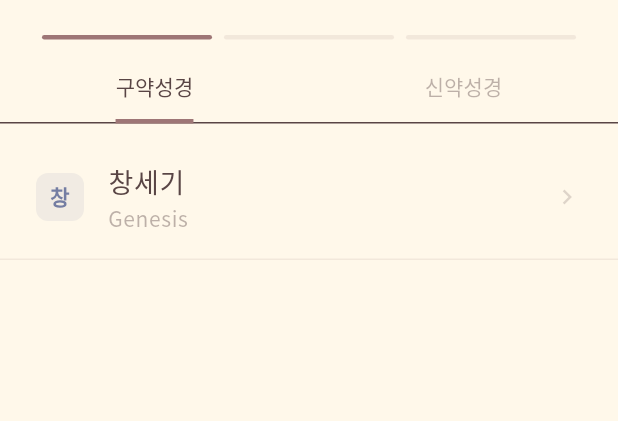
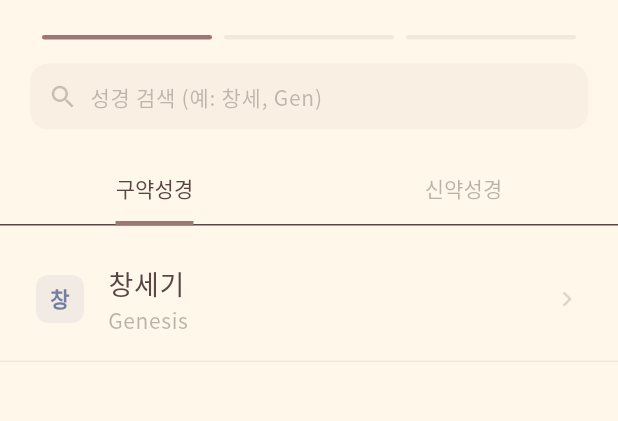
Before and after one commit to ConanShin/bible, a Flutter app: the BibleSelectionScreen screen opened directly, on a phone screen of 412 x 824 dp, the part 61-482 px from its top. Run offline on Flutter 3.47's test engine with Material 3 defaults, Android fonts, the phone set to English and light mode, and no system bars; our stand-ins replace dio, google_fonts, google_mobile_ads, logger, share_plus, shared_preferences and 1 more; accounts and stored records are empty.

Commit message:
feat: 성경 검색 기능

```diff
--- a/lib/screens/home/bible_selection_screen.dart
+++ b/lib/screens/home/bible_selection_screen.dart
@@ -15,12 +15,31 @@ class BibleSelectionScreen extends StatefulWidget {
   State<BibleSelectionScreen> createState() => _BibleSelectionScreenState();
 }
 
-class _BibleSelectionScreenState extends State<BibleSelectionScreen> {
-  final PageController _pageController = PageController();
+class _BibleSelectionScreenState extends State<BibleSelectionScreen>
+    with SingleTickerProviderStateMixin {
+  late PageController _pageController;
+  late TabController _tabController;
   int _step = 0; // 0: Book, 1: Chapter, 2: Verse
   BibleBook? _selectedBook;
   BibleChapter? _selectedChapter;
   bool _isExpanding = false;
+  final TextEditingController _searchController = TextEditingController();
+  String _searchQuery = '';
+
+  @override
+  void initState() {
+    super.initState();
+    _pageController = PageController();
+    _tabController = TabController(length: 2, vsync: this);
+  }
+
+  @override
+  void dispose() {
+    _searchController.dispose();
+    _pageController.dispose();
+    _tabController.dispose();
+    super.dispose();
+  }
 
   void _nextStep() {
     _pageController.nextPage(
@@ -222,14 +241,23 @@ class _BibleSelectionScreenState extends State<BibleSelectionScreen> {
   }
 
   Widget _buildBookStep(List<BibleBook> books) {
-    final oldBooks = books.where((b) => b.testament == 'old').toList();
-    final newBooks = books.where((b) => b.testament == 'new').toList();
+    final filteredBooks = books.where((book) {
+      final query = _searchQuery.toLowerCase();
+      return book.name.toLowerCase().contains(query) ||
+          book.englishName.toLowerCase().contains(query);
+    }).toList();
 
-    return DefaultTabController(
-      length: 2,
+    final oldBooks = filteredBooks.where((b) => b.testament == 'old').toList();
+    final newBooks = filteredBooks.where((b) => b.testament == 'new').toList();
+
+    return Column(
+      children: [
+        _buildSearchBar(books),
+        Expanded(
           child: Column(
             children: [
               TabBar(
+                controller: _tabController,
                 tabs: const [
                   Tab(text: '구약성경'),
                   Tab(text: '신약성경'),
@@ -244,12 +272,10 @@ class _BibleSelectionScreenState extends State<BibleSelectionScreen> {
                     color: Theme.of(context).primaryColor,
                   ),
                 ),
-            // Custom TabBar logic to support different colors for each tab
-            // For simplicity, we can use a more dynamic approach if needed
-            // but let's try to keep it clean.
               ),
               Expanded(
                 child: TabBarView(
+                  controller: _tabController,
                   children: [
                     _buildBookListView(oldBooks, AppColors.oldTestament),
                     _buildBookListView(newBooks, AppColors.newTestament),
@@ -257,6 +283,95 @@ class _BibleSelectionScreenState extends State<BibleSelectionScreen> {
                 ),
               ),
             ],
+          ),
+        ),
+      ],
+    );
+  }
+
+  Widget _buildSearchBar(List<BibleBook> allBooks) {
+    return Padding(
+      padding: const EdgeInsets.fromLTRB(20, 8, 20, 16),
+      child: Container(
+        height: 44,
+        padding: const EdgeInsets.symmetric(horizontal: 12),
+        decoration: BoxDecoration(
+          color: Theme.of(context).dividerColor.withOpacity(0.05),
+          borderRadius: BorderRadius.circular(12),
+        ),
+        child: Row(
+          children: [
+            Icon(
+              Icons.search,
+              size: 20,
+              color: Theme.of(context).colorScheme.onSurface.withOpacity(0.3),
+            ),
+            const SizedBox(width: 8),
+            Expanded(
+              child: TextField(
+                controller: _searchController,
+                textAlignVertical: TextAlignVertical.center,
+                style: const TextStyle(fontSize: 14),
+                onChanged: (value) {
+                  setState(() {
+                    _searchQuery = value;
+
+                    // Auto-switch tabs based on the first match
+                    if (value.isNotEmpty) {
+                      try {
+                        final firstMatch = allBooks.firstWhere((book) {
+                          final query = value.toLowerCase();
+                          return book.name.toLowerCase().contains(query) ||
+                              book.englishName.toLowerCase().contains(query);
+                        });
+
+                        final targetIndex = firstMatch.testament == 'old'
+                            ? 0
+                            : 1;
+                        if (_tabController.index != targetIndex) {
+                          _tabController.animateTo(targetIndex);
+                        }
+                      } catch (_) {
+                        // No match found
+                      }
+                    }
+                  });
+                },
+                decoration: InputDecoration(
+                  hintText: '성경 검색 (예: 창세, Gen)',
+                  hintStyle: TextStyle(
+                    color: Theme.of(
+                      context,
+                    ).colorScheme.onSurface.withOpacity(0.35),
+                    fontSize: 14,
+                  ),
+                  border: InputBorder.none,
+                  isDense: true,
+                  contentPadding: EdgeInsets.zero,
+                ),
+              ),
+            ),
+            if (_searchQuery.isNotEmpty)
+              GestureDetector(
+                onTap: () {
+                  _searchController.clear();
+                  setState(() {
+                    _searchQuery = '';
+                  });
+                },
+                child: Padding(
+                  padding: const EdgeInsets.only(left: 8.0),
+                  child: Icon(
+                    Icons.cancel,
+                    size: 20,
+                    color: Theme.of(
+                      context,
+                    ).colorScheme.onSurface.withOpacity(0.3),
+                  ),
+                ),
+              ),
+          ],
+        ),
       ),
     );
   }
```
Lines whose indentation alone changed are shown as unchanged.
